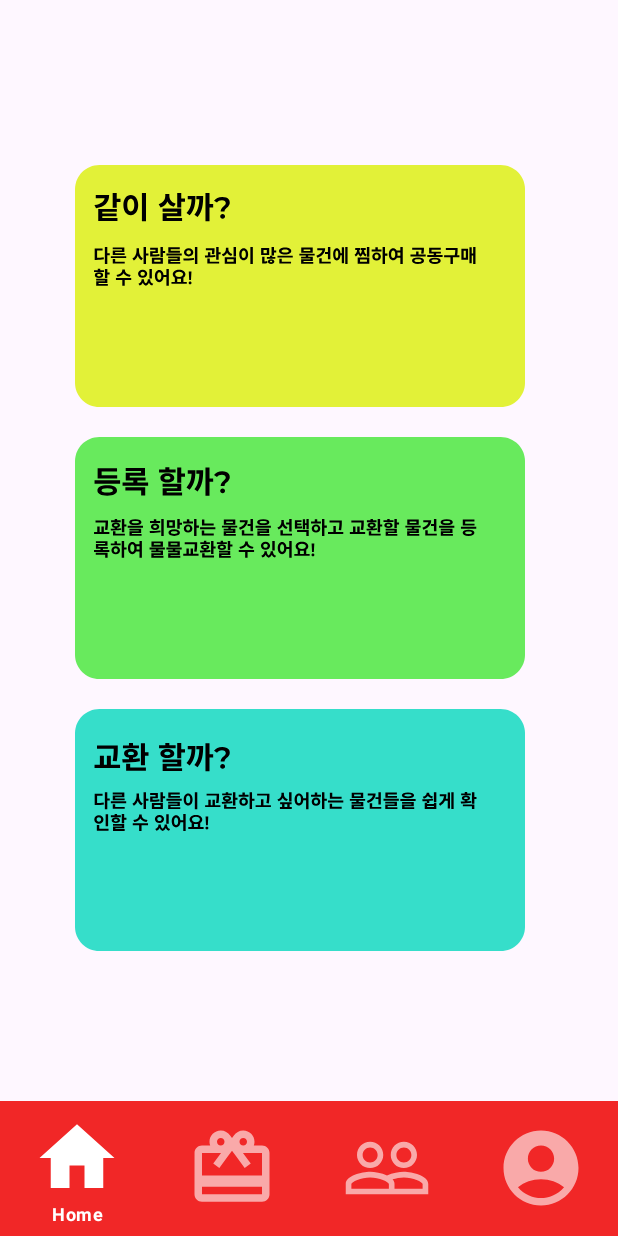
After one commit to junekyu02/ManWonMan, an Android app: the BottomNavigation_Main screen opened directly, with no data from a screen before it, on a phone screen of 412 x 824 dp. The commit adds this screen. Run offline under Robolectric (Android 15) with nearby library versions, the phone set to English and light mode, and no system bars.

Commit message:
bottomnavigationbar 추가 및 기본색상을 보라색->빨간색으로 변경 + HomeActivity를 HomeFragment.java로 변경

```diff
--- /dev/null
+++ b/app/src/main/java/com/example/manwon/BottomNavigation_Main.java
@@ -0,0 +1,62 @@
+package com.example.manwon;
+
+import android.os.Bundle;
+import android.view.MenuItem;
+
+import androidx.annotation.NonNull;
+import androidx.appcompat.app.AppCompatActivity;
+import androidx.fragment.app.Fragment;
+
+import com.example.manwon.HomeFragment;
+import com.google.android.material.bottomnavigation.BottomNavigationView;
+import com.google.android.material.navigation.NavigationBarView;
+
+public class BottomNavigation_Main extends AppCompatActivity {
+
+    @Override
+    protected void onCreate(Bundle savedInstanceState) {
+        super.onCreate(savedInstanceState);
+        setContentView(R.layout.activity_bottom_navigation_main);
+
+        BottomNavigationView bottomNavigationView = findViewById(R.id.bottom_navigation);
+        bottomNavigationView.setOnItemSelectedListener(new NavigationBarView.OnItemSelectedListener() {
+            @Override
+            public boolean onNavigationItemSelected(@NonNull MenuItem item) {
+                int itemId = item.getItemId();
+                if(itemId == R.id.home_icon){
+                    transferTo(HomeFragment.newInstance("param1","param2"));
+                    return true;
+                }
+                if(itemId == R.id.giftcard_icon){
+
+                }
+                if(itemId == R.id.feed_icon){
+
+                }
+                if(itemId == R.id.mypage_icon){
+
+                }
+                return false;
+            }
+        });
+
+        // 이미 선택되어있는데 또 누른 경우 fragment가 다시 초기화 되지 않고 아무일도 안하도록 하기 위함
+        bottomNavigationView.setOnItemReselectedListener(new NavigationBarView.OnItemReselectedListener() {
+            @Override
+            public void onNavigationItemReselected(@NonNull MenuItem item) {
+
+            }
+        });
+
+        // 처음 뜰 때는 Home이 뜨도록 함
+        transferTo(HomeFragment.newInstance("param1", "param2"));
+    }
+
+    // 동적으로 Fragment를 교체하기 위해 사용
+    // 즉, 해당 액티비티에서 특정 버튼을 클릭하면 다른 Fragment를 표시하도록 할 때 이 메서드를 사용.
+    private void transferTo(Fragment fragment){
+        getSupportFragmentManager().beginTransaction()
+                .replace(R.id.fragment_container, fragment)
+                .commit();
+    }
+}
--- a/app/src/main/java/com/example/manwon/HomeActivity.java
+++ /dev/null
@@ -1,28 +0,0 @@
-package com.example.manwon;
-
-import android.content.Intent;
-import android.os.Bundle;
-import android.view.View;
-import android.widget.ImageButton;
-
-import androidx.appcompat.app.AppCompatActivity;
-
-public class HomeActivity extends AppCompatActivity {
-
-    @Override
-    protected void onCreate(Bundle savedInstanceState) {
-        super.onCreate(savedInstanceState);
-        setContentView(R.layout.activity_home);
-
-        // button2에 클릭 리스너 설정
-        ImageButton button2 = findViewById(R.id.button2);
-        button2.setOnClickListener(new View.OnClickListener() {
-            @Override
-            public void onClick(View v) {
-                // ItemRegistrationActivity로 이동
-                Intent intent = new Intent(HomeActivity.this, ItemRegistrationActivity.class);
-                startActivity(intent);  // 액티비티 시작
-            }
-        });
-    }
-}
--- /dev/null
+++ b/app/src/main/java/com/example/manwon/HomeFragment.java
@@ -0,0 +1,83 @@
+package com.example.manwon;
+
+import android.content.Intent;
+import android.os.Bundle;
+import android.view.LayoutInflater;
+import android.view.View;
+import android.view.ViewGroup;
+import android.widget.ImageButton;
+
+import androidx.fragment.app.Fragment;
+
+public class HomeFragment extends Fragment {
+
+    // TODO: Rename parameter arguments, choose names that match
+    // the fragment initialization parameters, e.g. ARG_ITEM_NUMBER
+    private static final String ARG_PARAM1 = "param1";
+    private static final String ARG_PARAM2 = "param2";
+
+    // TODO: Rename and change types of parameters
+    private String mParam1;
+    private String mParam2;
+
+    public HomeFragment() {
+        // Required empty public constructor
+    }
+
+    public static HomeFragment newInstance(String param1, String param2) {
+        HomeFragment fragment = new HomeFragment();
+        Bundle args = new Bundle();
+        args.putString(ARG_PARAM1, param1);
+        args.putString(ARG_PARAM2, param2);
+        fragment.setArguments(args);
+        return fragment;
+    }
+
+    @Override
+    public void onCreate(Bundle savedInstanceState) {
+        super.onCreate(savedInstanceState);
+        if (getArguments() != null) {
+            mParam1 = getArguments().getString(ARG_PARAM1);
+            mParam2 = getArguments().getString(ARG_PARAM2);
+        }
+    }
+
+    // HomeFragment가 처음 생성될 때 호출되는 메서드
+    @Override
+    public View onCreateView(LayoutInflater inflater, ViewGroup container,
+                             Bundle savedInstanceState) {
+        // Fragment의 레이아웃을 설정 (activity_home 레이아웃을 사용)
+        View view = inflater.inflate(R.layout.fragment_home, container, false);
+
+        // button1에 클릭 리스너 설정
+        ImageButton button1 = view.findViewById(R.id.button1);
+        button1.setOnClickListener(new View.OnClickListener() {
+            @Override
+            public void onClick(View view) {
+                // 물물교환 Activity로 이동
+            }
+        });
+
+        // button2에 클릭 리스너 설정
+        ImageButton button2 = view.findViewById(R.id.button2);
+        button2.setOnClickListener(new View.OnClickListener() {
+            @Override
+            public void onClick(View view) {
+                // ItemRegistraionActivity로 이동
+                Intent intent = new Intent(getActivity(), ItemRegistrationActivity.class);
+                startActivity(intent);
+            }
+        });
+
+        // button3에 클릭 리스너 설정
+        ImageButton button3 = view.findViewById(R.id.button3);
+        button3.setOnClickListener(new View.OnClickListener() {
+            @Override
+            public void onClick(View view) {
+                // 둘러보기Activity로 이동
+            }
+        });
+
+        return view;
+    }
+}
--- /dev/null
+++ b/app/src/main/res/drawable/navigationbar_feedicon.xml
@@ -0,0 +1,5 @@
+<vector xmlns:android="http://schemas.android.com/apk/res/android" android:height="30dp" android:tint="#000000" android:viewportHeight="24" android:viewportWidth="24" android:width="30dp">
+
+    <path android:fillColor="@android:color/white" android:pathData="M16.5,13c-1.2,0 -3.07,0.34 -4.5,1 -1.43,-0.67 -3.3,-1 -4.5,-1C5.33,13 1,14.08 1,16.25L1,19h22v-2.75c0,-2.17 -4.33,-3.25 -6.5,-3.25zM12.5,17.5h-10v-1.25c0,-0.54 2.56,-1.75 5,-1.75s5,1.21 5,1.75v1.25zM21.5,17.5L14,17.5v-1.25c0,-0.46 -0.2,-0.86 -0.52,-1.22 0.88,-0.3 1.96,-0.53 3.02,-0.53 2.44,0 5,1.21 5,1.75v1.25zM7.5,12c1.93,0 3.5,-1.57 3.5,-3.5S9.43,5 7.5,5 4,6.57 4,8.5 5.57,12 7.5,12zM7.5,6.5c1.1,0 2,0.9 2,2s-0.9,2 -2,2 -2,-0.9 -2,-2 0.9,-2 2,-2zM16.5,12c1.93,0 3.5,-1.57 3.5,-3.5S18.43,5 16.5,5 13,6.57 13,8.5s1.57,3.5 3.5,3.5zM16.5,6.5c1.1,0 2,0.9 2,2s-0.9,2 -2,2 -2,-0.9 -2,-2 0.9,-2 2,-2z"/>
+
+</vector>
--- /dev/null
+++ b/app/src/main/res/drawable/navigationbar_giftcardicon.xml
@@ -0,0 +1,5 @@
+<vector xmlns:android="http://schemas.android.com/apk/res/android" android:height="30dp" android:tint="#000000" android:viewportHeight="24" android:viewportWidth="24" android:width="30dp">
+
+    <path android:fillColor="@android:color/white" android:pathData="M20,6h-2.18c0.11,-0.31 0.18,-0.65 0.18,-1 0,-1.66 -1.34,-3 -3,-3 -1.05,0 -1.96,0.54 -2.5,1.35l-0.5,0.67 -0.5,-0.68C10.96,2.54 10.05,2 9,2 7.34,2 6,3.34 6,5c0,0.35 0.07,0.69 0.18,1L4,6c-1.11,0 -1.99,0.89 -1.99,2L2,19c0,1.11 0.89,2 2,2h16c1.11,0 2,-0.89 2,-2L22,8c0,-1.11 -0.89,-2 -2,-2zM15,4c0.55,0 1,0.45 1,1s-0.45,1 -1,1 -1,-0.45 -1,-1 0.45,-1 1,-1zM9,4c0.55,0 1,0.45 1,1s-0.45,1 -1,1 -1,-0.45 -1,-1 0.45,-1 1,-1zM20,19L4,19v-2h16v2zM20,14L4,14L4,8h5.08L7,10.83 8.62,12 11,8.76l1,-1.36 1,1.36L15.38,12 17,10.83 14.92,8L20,8v6z"/>
+
+</vector>
--- /dev/null
+++ b/app/src/main/res/drawable/navigationbar_homeicon.xml
@@ -0,0 +1,5 @@
+<vector xmlns:android="http://schemas.android.com/apk/res/android" android:height="30dp" android:tint="#000000" android:viewportHeight="24" android:viewportWidth="24" android:width="30dp">
+
+    <path android:fillColor="@android:color/white" android:pathData="M10,20v-6h4v6h5v-8h3L12,3 2,12h3v8z"/>
+
+</vector>
--- /dev/null
+++ b/app/src/main/res/drawable/navigationbar_mypageicon.xml
@@ -0,0 +1,5 @@
+<vector xmlns:android="http://schemas.android.com/apk/res/android" android:height="30dp" android:tint="#000000" android:viewportHeight="24" android:viewportWidth="24" android:width="30dp">
+
+    <path android:fillColor="@android:color/white" android:pathData="M12,2C6.48,2 2,6.48 2,12s4.48,10 10,10s10,-4.48 10,-10S17.52,2 12,2zM12,6c1.93,0 3.5,1.57 3.5,3.5S13.93,13 12,13s-3.5,-1.57 -3.5,-3.5S10.07,6 12,6zM12,20c-2.03,0 -4.43,-0.82 -6.14,-2.88C7.55,15.8 9.68,15 12,15s4.45,0.8 6.14,2.12C16.43,19.18 14.03,20 12,20z"/>
+
+</vector>
--- /dev/null
+++ b/app/src/main/res/layout/activity_bottom_navigation_main.xml
@@ -0,0 +1,24 @@
+<?xml version="1.0" encoding="utf-8"?>
+<LinearLayout xmlns:android="http://schemas.android.com/apk/res/android"
+    xmlns:app="http://schemas.android.com/apk/res-auto"
+    android:id="@+id/main"
+    android:layout_width="match_parent"
+    android:layout_height="match_parent"
+    android:orientation="vertical">
+
+    <FrameLayout
+        android:id="@+id/fragment_container"
+        android:layout_width="match_parent"
+        android:layout_height="0dp"
+        android:layout_weight="1" />
+
+    <com.google.android.material.bottomnavigation.BottomNavigationView
+        android:id="@+id/bottom_navigation"
+        style="@style/Widget.MaterialComponents.BottomNavigationView.Colored"
+        android:layout_width="match_parent"
+        android:layout_height="90dp"
+        app:itemIconSize="60dp"
+        app:menu="@menu/bottom_navigation_menu"
+        app:backgroundTint="@color/g.red"/>
+
+</LinearLayout>
--- a/app/src/main/res/layout/activity_home.xml
+++ b/app/src/main/res/layout/fragment_home.xml
@@ -12,7 +12,7 @@
         android:layout_width="300dp"
         android:layout_height="161dp"
         android:layout_marginHorizontal="50dp"
-        android:layout_marginTop="80dp"
+        android:layout_marginTop="110dp"
         android:layout_marginBottom="10dp"
         android:background="@drawable/home_buywith_button" />
 
@@ -32,7 +32,6 @@
         android:layout_height="161dp"
         android:layout_marginHorizontal="50dp"
         android:layout_marginTop="10dp"
-        android:layout_marginBottom="10dp"
         android:background="@drawable/home_exchange_button"/>
 
 </LinearLayout>
--- /dev/null
+++ b/app/src/main/res/menu/bottom_navigation_menu.xml
@@ -0,0 +1,23 @@
+<?xml version="1.0" encoding="utf-8"?>
+<menu xmlns:android="http://schemas.android.com/apk/res/android">
+    <item
+        android:id="@+id/home_icon"
+        android:enabled="true"
+        android:icon="@drawable/navigationbar_homeicon"
+        android:title="Home" />
+    <item
+        android:id="@+id/giftcard_icon"
+        android:enabled="true"
+        android:icon="@drawable/navigationbar_giftcardicon"
+        android:title="Gift Card" />
+    <item
+        android:id="@+id/feed_icon"
+        android:enabled="true"
+        android:icon="@drawable/navigationbar_feedicon"
+        android:title="Feed" />
+    <item
+        android:id="@+id/mypage_icon"
+        android:enabled="true"
+        android:icon="@drawable/navigationbar_mypageicon"
+        android:title="My Page" />
+</menu>
--- a/app/src/main/res/values/colors.xml
+++ b/app/src/main/res/values/colors.xml
@@ -3,9 +3,6 @@
     <color name="black">#FF000000</color>
     <color name="white">#FFFFFFFF</color>
     <color name="blue">#277EFF</color>
-
-
-
 
     <color name="button_register_normal_color">#D2D8DD</color>
     <color name="button_register_pressed_color">#A6AEB3</color>
@@ -13,6 +10,9 @@
     <color name="g.red">#F12727</color>
     <color name="g.red2">#CF2626</color>
 
+    <color name="primary_color">#F12727</color>
+    <color name="primary_variant_color">#F12727</color>
+
     <!--    google color -->
     <color name="red">#F14336</color>
     <color name="yellow">#FBBB00</color>
--- a/app/src/main/res/values/strings.xml
+++ b/app/src/main/res/values/strings.xml
@@ -1,3 +1,5 @@
 <resources>
     <string name="app_name">ManWon</string>
+    <!-- TODO: Remove or change this placeholder text -->
+    <string name="hello_blank_fragment">Hello blank fragment</string>
 </resources>
--- a/app/src/main/res/values/themes.xml
+++ b/app/src/main/res/values/themes.xml
@@ -3,6 +3,9 @@
     <style name="Base.Theme.ManWon" parent="Theme.Material3.Light.NoActionBar">
         <!-- Customize your light theme here -->
         <!-- <item name="colorPrimary">@color/my_light_primary</item> -->
+        <item name="colorPrimary">@color/primary_color</item>
+        <item name="colorPrimaryVariant">@color/primary_variant_color</item>
+        <item name="android:statusBarColor">@color/red</item>
     </style>
 
     <style name="Theme.ManWon" parent="Base.Theme.ManWon" />
```
Also changed, not shown: app/src/main/AndroidManifest.xml (+4 -10 lines).
